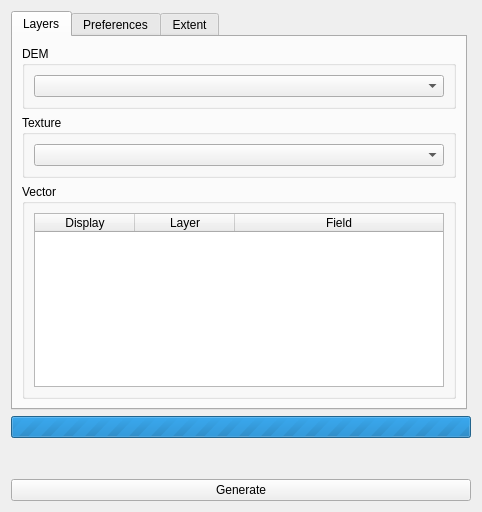
This is ui_vizitown.ui in vongoethe/vizitown_plugin as Qt 5 draws it before an edit. The edited form follows.
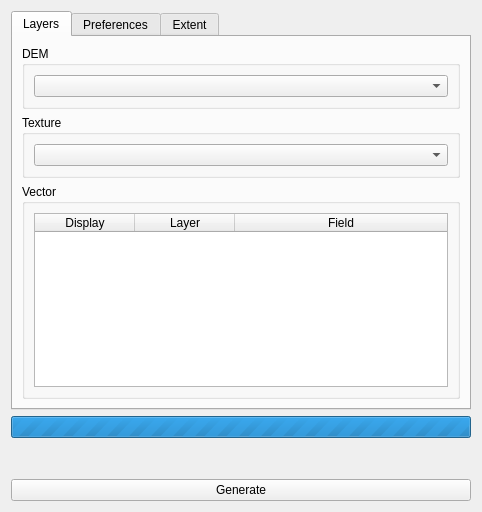
This is the edited form. Icons and pictures are not drawn.

Diff of the .ui file:
```diff
--- a/ui_vizitown.ui
+++ b/ui_vizitown.ui
@@ -13,18 +13,6 @@
     <height>512</height>
    </rect>
   </property>
-  <property name="minimumSize">
-   <size>
-    <width>482</width>
-    <height>512</height>
-   </size>
-  </property>
-  <property name="maximumSize">
-   <size>
-    <width>482</width>
-    <height>512</height>
-   </size>
-  </property>
   <property name="windowTitle">
    <string>Vizitown</string>
   </property>
@@ -35,18 +23,6 @@
   <layout class="QVBoxLayout" name="verticalLayout_2">
    <item>
     <widget class="QTabWidget" name="tabWidget">
-     <property name="minimumSize">
-      <size>
-       <width>456</width>
-       <height>398</height>
-      </size>
-     </property>
-     <property name="maximumSize">
-      <size>
-       <width>456</width>
-       <height>16777215</height>
-      </size>
-     </property>
      <property name="currentIndex">
       <number>0</number>
      </property>
```
